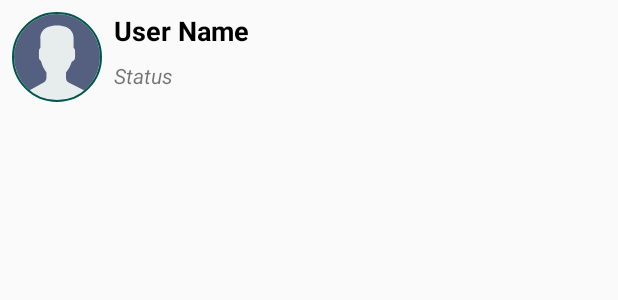
After one commit to BUIQUOCDAT1281997/Supporter, an Android app: the layout item_user.xml on its own in the app's theme, with its tools: preview values and no code run, on a phone screen of 412 x 824 dp. The commit adds this screen. Shown: the top 300 px of the screen. Run offline under Robolectric (Android 15) with nearby library versions, the phone set to English and light mode, and no system bars.

Commit message:
3th commit

```diff
--- /dev/null
+++ b/app/src/main/res/layout/item_user.xml
@@ -0,0 +1,52 @@
+<?xml version="1.0" encoding="utf-8"?>
+<androidx.constraintlayout.widget.ConstraintLayout xmlns:android="http://schemas.android.com/apk/res/android"
+    xmlns:app="http://schemas.android.com/apk/res-auto"
+    xmlns:tools="http://schemas.android.com/tools"
+    android:layout_width="match_parent"
+    android:layout_height="wrap_content"
+    android:orientation="vertical">
+
+    <de.hdodenhof.circleimageview.CircleImageView
+        android:id="@+id/item_avatar_user"
+        android:layout_width="60dp"
+        android:layout_height="60dp"
+        android:layout_marginStart="8dp"
+        android:layout_marginLeft="8dp"
+        android:layout_marginTop="8dp"
+        android:layout_marginBottom="8dp"
+        app:civ_border_width="1dp"
+        android:src="@drawable/ic_user"
+        app:civ_border_color="@color/colorPrimaryDark"
+        app:layout_constraintBottom_toBottomOf="parent"
+        app:layout_constraintStart_toStartOf="parent"
+        app:layout_constraintTop_toTopOf="parent"
+         />
+
+    <TextView
+        android:id="@+id/item_user_name"
+        android:layout_width="wrap_content"
+        android:layout_height="wrap_content"
+        android:layout_marginStart="8dp"
+        android:layout_marginLeft="8dp"
+        android:layout_marginTop="8dp"
+        android:text="@string/user_name"
+        android:textColor="@color/black"
+        android:textSize="18dp"
+        android:textStyle="bold"
+        app:layout_constraintStart_toEndOf="@+id/item_avatar_user"
+        app:layout_constraintTop_toTopOf="parent" />
+
+    <TextView
+        android:id="@+id/item_status"
+        android:layout_width="wrap_content"
+        android:layout_height="wrap_content"
+        android:layout_marginStart="8dp"
+        android:layout_marginLeft="8dp"
+        android:layout_marginTop="8dp"
+        android:text="@string/status"
+        android:textStyle="italic"
+        app:layout_constraintStart_toEndOf="@+id/item_avatar_user"
+        app:layout_constraintTop_toBottomOf="@+id/item_user_name" />
+
+
+</androidx.constraintlayout.widget.ConstraintLayout>
--- a/app/src/main/res/menu/menu_bottom_nav.xml
+++ b/app/src/main/res/menu/menu_bottom_nav.xml
@@ -5,6 +5,11 @@
         android:id="@+id/menu_news"
         android:icon="@drawable/ic_news_logo"
         android:title="News"/>
+
+    <item
+        android:id="@+id/menu_friends"
+        android:icon="@drawable/ic_icon_friends"
+        android:title="Messages"/>
 
     <item
         android:id="@+id/menu_setting"
```
Also changed, not shown: app/src/main/java/com/example/supporter/Activity/ChatActivity.java (+0 -13 lines), app/src/main/java/com/example/supporter/Activity/MainActivity.java (+8 -3 lines), app/src/main/java/com/example/supporter/Adapter/UserAdapter.java (added, +181 -0 lines), app/src/main/java/com/example/supporter/Fragment/FriendsFragment.java (added, +121 -0 lines), app/src/main/java/com/example/supporter/Other/StringUtils.java (deleted, +0 -13 lines), app/src/main/res/layout/fragment_friends.xml (added, +18 -0 lines), app/src/main/res/navigation/nav_graph_main.xml (+17 -7 lines).
